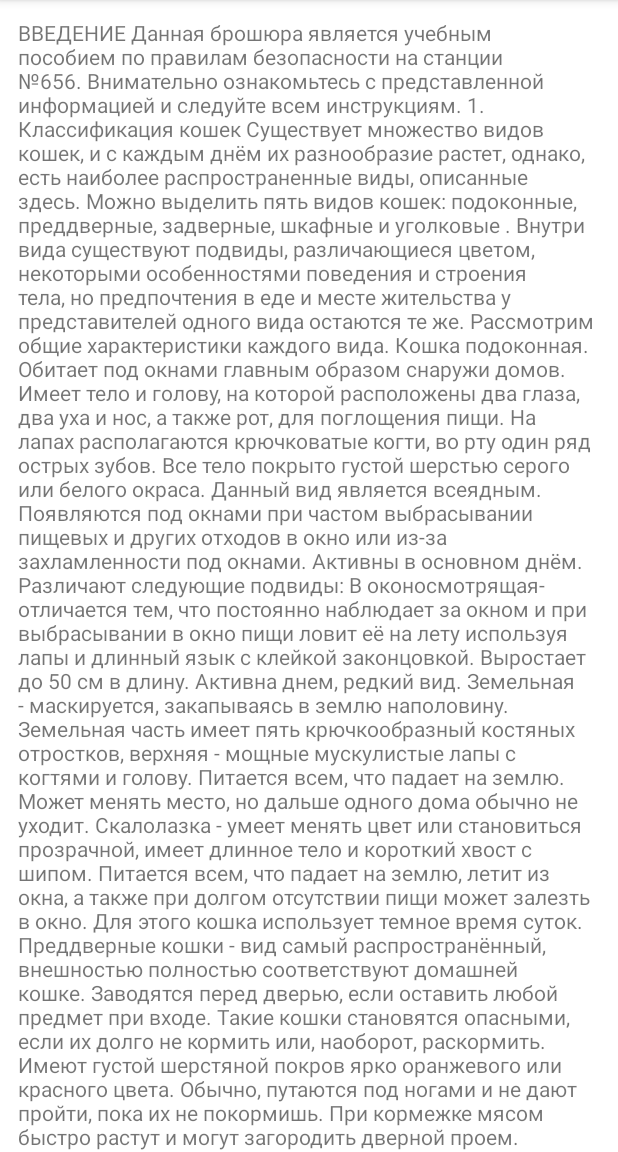
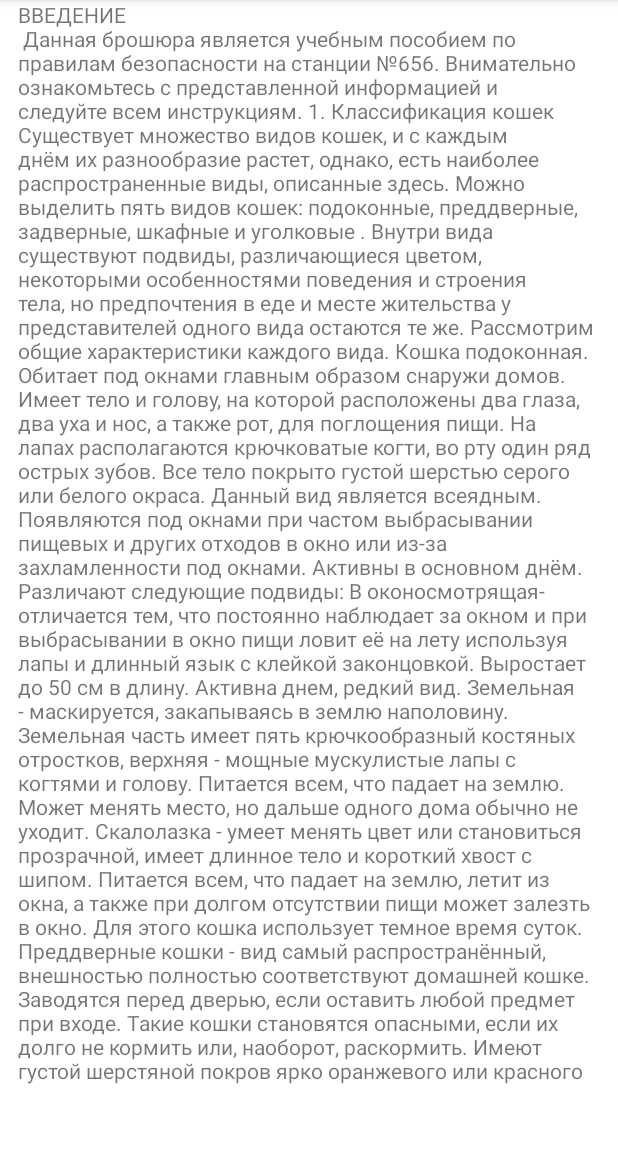
Before and after one commit to since85stas/BookReader, an Android app: the screen it shows after launch (MainActivity), on a phone screen of 412 x 824 dp, the part 84-1236 px from its top. Run offline under Robolectric (Android 15) with nearby library versions, the phone set to English and light mode, and no system bars.

Commit message:
исправлено разбиение на страницы

```diff
--- a/app/src/main/java/stas/batura/bookreader/ui/main/utils/PageSplitter.java
+++ b/app/src/main/java/stas/batura/bookreader/ui/main/utils/PageSplitter.java
@@ -7,6 +7,7 @@ import android.text.TextPaint;
 import android.text.style.StyleSpan;
 
 import java.util.ArrayList;
+import java.util.Arrays;
 import java.util.List;
 
 public class PageSplitter {
@@ -41,7 +42,7 @@ public class PageSplitter {
     }
 
     private void appendText(String text, TextPaint textPaint) {
-        String[] words = text.split(" ", -1);
+        String[] words = text.split(" ");
         int i;
         for (i = 0; i < words.length - 1; i++) {
             appendWord(words[i] + " ", textPaint);
@@ -66,6 +67,16 @@ public class PageSplitter {
     private void appendWord(String appendedText, TextPaint textPaint) {
         int textWidth = (int) Math.ceil(textPaint.measureText(appendedText));
         if (currentLineWidth + textWidth >= pageWidth) {
+            checkForPageEnd();
+            appendLineToPage(textLineHeight);
+        }
+        appendTextToLine(appendedText, textPaint, textWidth);
+    }
+
+    private void appendLastParagrWord(String appendedText, TextPaint textPaint) {
+        int textWidth = (int) Math.ceil(textPaint.measureText(appendedText));
+        if (currentLineWidth + textWidth < pageWidth) {
+            currentLineWidth = pageWidth;
             checkForPageEnd();
             appendLineToPage(textLineHeight);
         }
--- a/app/src/main/res/layout/main_activity.xml
+++ b/app/src/main/res/layout/main_activity.xml
@@ -2,7 +2,10 @@
     xmlns:tools="http://schemas.android.com/tools"
     android:layout_width="match_parent"
     android:layout_height="match_parent"
-    tools:context=".MainActivity">
+    tools:context=".MainActivity"
+    android:layout_marginLeft="12dp"
+    android:layout_marginRight="12dp"
+    >
 
     <androidx.viewpager2.widget.ViewPager2 xmlns:android="http://schemas.android.com/apk/res/android"
         android:id="@+id/pages"
--- a/app/src/main/res/layout/main_fragment.xml
+++ b/app/src/main/res/layout/main_fragment.xml
@@ -5,19 +5,19 @@
     android:id="@+id/main"
     android:layout_width="match_parent"
     android:layout_height="match_parent"
-    tools:context=".ui.main.MainFragment">
-    <ScrollView
+    tools:context=".ui.main.MainFragment"
+    >
+
+    <TextView
+        android:id="@+id/message"
         android:layout_width="match_parent"
-        android:layout_height="match_parent">
-    <TextView
-        android:layout_margin="12dp"
-        android:id="@+id/message"
-        android:layout_width="wrap_content"
-        android:layout_height="wrap_content"
+        android:layout_height="match_parent"
+        android:textSize="@dimen/text_size"
         app:layout_constraintBottom_toBottomOf="parent"
         app:layout_constraintEnd_toEndOf="parent"
         app:layout_constraintStart_toStartOf="parent"
-        app:layout_constraintTop_toTopOf="parent" />
-    </ScrollView>
+        app:layout_constraintTop_toTopOf="parent"
+        android:gravity="top"
+        />
 
 </androidx.constraintlayout.widget.ConstraintLayout>
--- a/app/src/main/res/values/dimens.xml
+++ b/app/src/main/res/values/dimens.xml
@@ -1,4 +1,4 @@
 <?xml version="1.0" encoding="utf-8"?>
 <resources>
-    <dimen name="text_size">12sp</dimen>
+    <dimen name="text_size">14sp</dimen>
 </resources>
--- a/app/src/main/res/values/strings.xml
+++ b/app/src/main/res/values/strings.xml
@@ -64,7 +64,7 @@
     </string>
 
     <string name="cats_text" >
-        ВВЕДЕНИЕ
+        ВВЕДЕНИЕ \n
 Данная брошюра является учебным пособием по правилам безопасности на станции №656. Внимательно ознакомьтесь с представленной информацией и следуйте всем инструкциям.
 1. Классификация кошек
 Существует множество видов кошек, и с каждым днём их разнообразие растет, однако, есть наиболее распространенные виды, описанные здесь.  Можно выделить пять видов кошек: подоконные, преддверные,  задверные, шкафные и уголковые .
```
